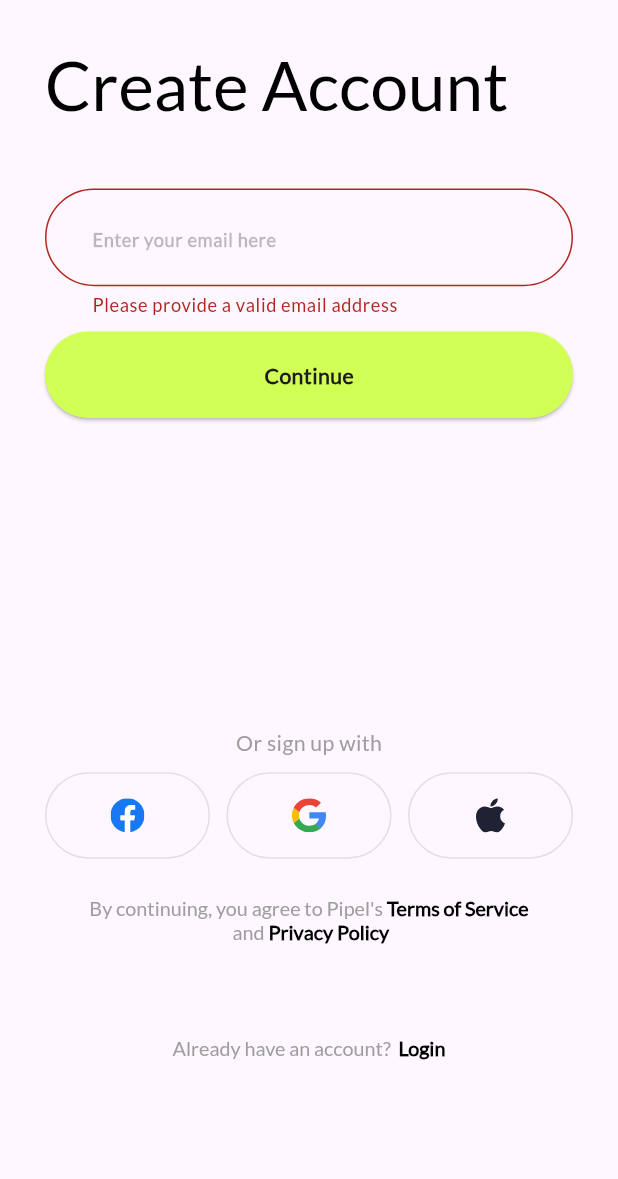
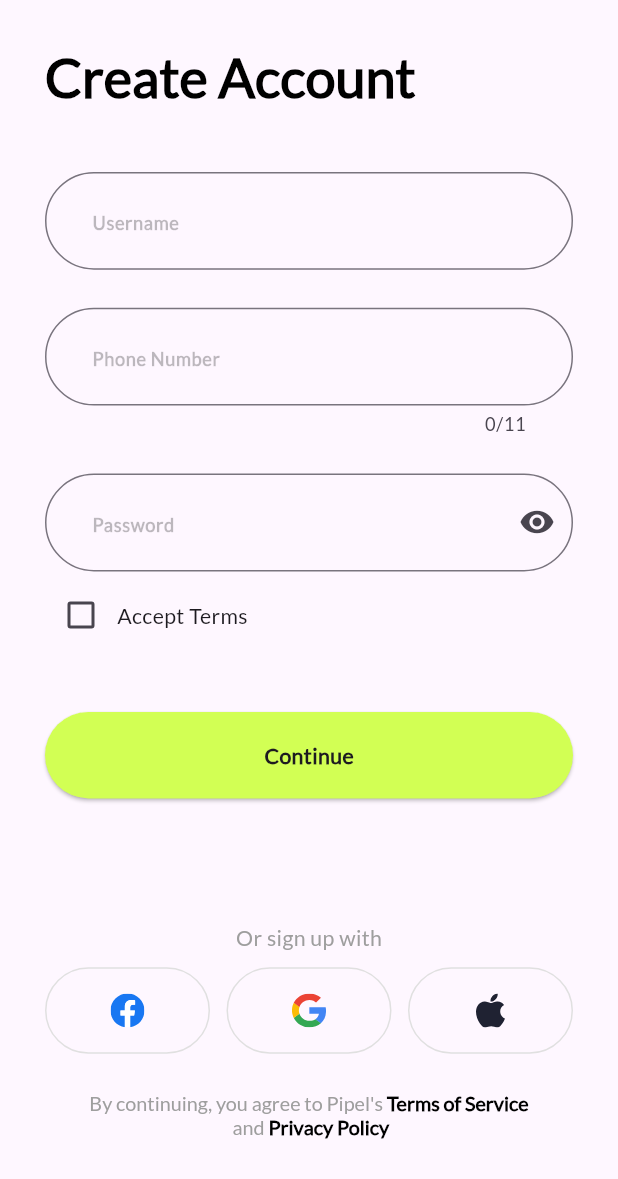
Before and after one commit to Olamidotune/Rootscards, a Flutter app: the SignUpScreen screen opened by its route, after a tap on "Continue", on a phone screen of 412 x 824 dp, the part 57-1236 px from its top. Run offline on Flutter 3.47's test engine with Material 3 defaults, Android fonts, the phone set to English and light mode, and no system bars; our stand-ins replace bloc, carousel_slider, device_info_plus, email_validator, equatable, flutter_bloc and 4 more; accounts and stored records are empty.

Commit message:
feature: compeleted the ui for the sign up screen

```diff
--- a/lib/main.dart
+++ b/lib/main.dart
@@ -7,12 +7,13 @@ import 'package:flutter_screenutil/flutter_screenutil.dart';
 import 'package:rootscards/blocs/auth/auth_bloc.dart';
 import 'package:rootscards/blocs/forgot_password/forgot_password_bloc.dart';
 import 'package:rootscards/blocs/otp/otp_bloc.dart';
+import 'package:rootscards/src/presentation/screens/auth/sign_up/second_sign_up_screen.dart';
 import '../src/presentation/get_started_screen.dart';
 import '../src/presentation/screens/auth/passowrd/forgot_password.dart';
 import '../src/presentation/screens/auth/passowrd/password_recovery.dart';
 import '../src/presentation/screens/auth/otp.dart';
 import '../src/presentation/screens/auth/sign_in/sign_in.dart';
-import '../src/presentation/screens/auth/sign_up.dart';
+import 'src/presentation/screens/auth/sign_up/sign_up.dart';
 import '../src/presentation/screens/onboarding/onboarding_screen.dart';
 import '../src/presentation/screens/space/space_screen.dart';
 import '../src/presentation/screens/splash_screen/splash_screen.dart';
@@ -114,6 +115,8 @@ class MyApp extends StatelessWidget {
                       SpaceScreen.routeName: (context) => SpaceScreen(),
                       PasswordRecovery.routeName: (context) =>
                           PasswordRecovery(),
+
+                      SecondSignUpScreen.routeName: (context)=> SecondSignUpScreen(),
                     },
                   ),
                 )));
--- a/lib/src/presentation/get_started_screen.dart
+++ b/lib/src/presentation/get_started_screen.dart
@@ -5,7 +5,7 @@ import 'package:rootscards/config/colors.dart';
 import 'package:rootscards/config/dimensions.dart';
 import 'package:rootscards/extensions/build_context.dart';
 import 'screens/auth/sign_in/sign_in.dart';
-import 'screens/auth/sign_up.dart';
+import 'screens/auth/sign_up/sign_up.dart';
 import 'package:rootscards/src/shared/widgets/big_social_media_button.dart';
 
 class GetStartedScreen extends StatefulWidget {
--- a/lib/src/presentation/screens/auth/sign_in/sign_in.dart
+++ b/lib/src/presentation/screens/auth/sign_in/sign_in.dart
@@ -10,6 +10,7 @@ import 'package:rootscards/blocs/auth/auth_event.dart';
 import 'package:rootscards/blocs/auth/auth_state.dart';
 import 'package:rootscards/config/dimensions.dart';
 import 'package:rootscards/helper/helper_function.dart';
+import 'package:rootscards/src/shared/widgets/text_field.dart';
 import '../otp.dart';
 import '../passowrd/forgot_password.dart';
 import '../../space/space_screen.dart';
@@ -646,105 +647,11 @@ class _SignInScreenState extends State<SignInScreen>
       ),
     );
   }
-}
-
-class CustomTextField extends StatelessWidget {
-  const CustomTextField({
-    super.key,
-    this.controller,
-    required this.textInputAction,
-    this.textAlign = TextAlign.start,
-    required this.hintText,
-    this.validator,
-    this.onFieldSubmitted,
-    this.obscureText = false,
-    this.initialValue,
-    this.suffixIcon,
-    this.suffix,
-    this.prefixIcon,
-    this.prefix,
-    this.maxLength,
-    this.focusNode,
-    this.value,
-    this.counter,
-    this.height,
-    this.autoCorrect = true,
-    this.autoFocus = false,
-    this.canRequestFocus = false,
-    this.textCapitalization,
-    this.onEditingComplete,
-    required this.textInputType,
-  });
-
-  final TextEditingController? controller;
-  final TextInputAction? textInputAction;
-  final TextAlign? textAlign;
-  final String? Function(String?)? validator;
-  final ValueChanged<String?>? onFieldSubmitted;
-  final bool obscureText;
-  final String? initialValue;
-  final Widget? suffixIcon;
-  final Widget? suffix;
-  final String hintText;
-  final Widget? prefixIcon;
-  final Widget? prefix;
-  final int? maxLength;
-  final FocusNode? focusNode;
-  final String? value;
-  final Widget? counter;
-  final double? height;
-  final bool? autoCorrect;
-  final bool? autoFocus;
-  final bool? canRequestFocus;
-  final TextCapitalization? textCapitalization;
-  final VoidCallback? onEditingComplete;
-  final TextInputType textInputType;
 
   @override
-  Widget build(BuildContext context) {
-    return TextFormField(
-      keyboardType: textInputType,
-      controller: controller,
-      textInputAction: textInputAction,
-      validator: validator,
-      obscureText: obscureText,
-      maxLength: maxLength,
-      decoration: InputDecoration(
-        hintText: hintText,
-        suffix: suffix,
-        suffixIcon: suffixIcon,
-        prefix: prefix,
-        prefixIcon: prefixIcon,
-        contentPadding:
-            EdgeInsets.symmetric(vertical: .025.sh, horizontal: 25.w),
-        hintStyle: Theme.of(context)
-            .textTheme
-            .bodySmall!
-            .copyWith(color: Colors.black26, fontWeight: FontWeight.bold),
-        border: OutlineInputBorder(
-          borderSide: BorderSide(color: Colors.grey.shade200),
-          borderRadius: BorderRadius.all(
-            Radius.circular(60.w),
-          ),
-        ),
-        focusedBorder: OutlineInputBorder(
-          borderSide: BorderSide(color: Colors.green),
-          borderRadius: BorderRadius.all(
-            Radius.circular(
-              60.w,
-            ),
-          ),
-        ),
-      ),
-      // validator: (value) {
-      //   if (EmailValidator.validate(value?.trim() ?? "")) {
-      //     return null;
-      //   }
-      //   return "Please provide a valid email address";
-      // },
-      // style: Theme.of(context).textTheme.bodySmall!.copyWith(
-      //       color: Colors.black,
-      //     ),
-    );
+  void dispose() {
+    _emailController.dispose();
+    _passwordController.dispose();
+    super.dispose();
   }
 }
--- /dev/null
+++ b/lib/src/presentation/screens/auth/sign_up/second_sign_up_screen.dart
@@ -0,0 +1,269 @@
+import 'package:flutter/gestures.dart';
+import 'package:flutter/material.dart';
+import 'package:flutter_screenutil/flutter_screenutil.dart';
+import 'package:rootscards/config/dimensions.dart';
+import 'package:rootscards/extensions/build_context.dart';
+import 'package:rootscards/src/presentation/screens/auth/sign_in/sign_in.dart';
+import 'package:rootscards/src/shared/widgets/button.dart';
+import 'package:rootscards/src/shared/widgets/small_social_button.dart';
+import 'package:rootscards/src/shared/widgets/text_field.dart';
+
+class SecondSignUpScreen extends StatefulWidget {
+  static const String routeName = "sign_up second screen";
+  const SecondSignUpScreen({super.key});
+
+  @override
+  State<SecondSignUpScreen> createState() => _SecondSignUpScreenState();
+}
+
+final GlobalKey<FormState> _formKey = GlobalKey<FormState>();
+final TextEditingController _userNameController = TextEditingController();
+final TextEditingController _phoneNumberController = TextEditingController();
+final TextEditingController _passwordController = TextEditingController();
+
+bool _busy = false;
+bool _obscureText = true;
+bool checkTerms = false;
+
+class _SecondSignUpScreenState extends State<SecondSignUpScreen> {
+  @override
+  Widget build(BuildContext context) {
+    return Scaffold(
+        appBar: AppBar(
+            centerTitle: true,
+            leading: IconButton(
+              onPressed: () => Navigator.pop(context),
+              icon: Icon(
+                Icons.arrow_back,
+              ),
+            ),
+            title: Text(
+              "Sign Up",
+              style: Theme.of(context).textTheme.bodyMedium?.copyWith(
+                    color: Colors.black,
+                    fontWeight: FontWeight.bold,
+                  ),
+            ),
+            actions: [
+              IconButton(
+                onPressed: () {},
+                icon: Icon(Icons.info_outline),
+              ),
+            ]),
+        body: SafeArea(
+          child: SingleChildScrollView(
+            physics: const BouncingScrollPhysics(),
+            child: Container(
+              padding: const EdgeInsets.symmetric(horizontal: 30, vertical: 10),
+              alignment: Alignment.center,
+              child: Column(
+                mainAxisAlignment: MainAxisAlignment.start,
+                crossAxisAlignment: CrossAxisAlignment.center,
+                children: [
+                  Align(
+                    alignment: Alignment.topLeft,
+                    child: Text(
+                      "Create Account",
+                      style: context.textTheme.titleLarge?.copyWith(
+                          color: Colors.black,
+                          fontSize: 36,
+                          fontWeight: FontWeight.bold),
+                    ),
+                  ),
+                  AppSpacing.verticalSpaceLarge,
+                  Form(
+                    key: _formKey,
+                    child: AutofillGroup(
+                      child: Column(
+                        children: [
+                          CustomTextField(
+                            controller: _userNameController,
+                            textInputAction: TextInputAction.next,
+                            hintText: "Username",
+                            textInputType: TextInputType.name,
+                            validator: (value) {
+                              if (value!.isEmpty) {
+                                return "Please provide a Username";
+                              }
+                              return null;
+                            },
+                          ),
+                          AppSpacing.verticalSpaceMedium,
+                          CustomTextField(
+                            controller: _phoneNumberController,
+                            textInputAction: TextInputAction.next,
+                            hintText: "Phone Number",
+                            textInputType: TextInputType.phone,
+                            maxLength: 11,
+                            validator: (value) {
+                              if (value!.isEmpty || value.length < 11) {
+                                return "Please provide a valid phone number";
+                              }
+                              return null;
+                            },
+                          ),
+                          AppSpacing.verticalSpaceMedium,
+                          CustomTextField(
+                            suffixIcon: IconButton(
+                              onPressed: () {
+                                setState(() {
+                                  _obscureText = !_obscureText;
+                                });
+                              },
+                              icon: _obscureText
+                                  ? Icon(Icons.visibility)
+                                  : Icon(
+                                      Icons.visibility_off,
+                                    ),
+                            ),
+                            obscureText: _obscureText,
+                            controller: _passwordController,
+                            textInputAction: TextInputAction.go,
+                            hintText: "Password",
+                            textInputType: TextInputType.text,
+                          ),
+                        ],
+                      ),
+                    ),
+                  ),
+                  AppSpacing.verticalSpaceTiny,
+                  Align(
+                    alignment: Alignment.centerLeft,
+                    child: Row(
+                      children: [
+                        Checkbox(
+                          value: checkTerms,
+                          onChanged: (bool? checkTerms) {},
+                        ),
+                        Text("Accept Terms")
+                      ],
+                    ),
+                  ),
+                  AppSpacing.verticalSpaceLarge,
+                  Button(
+                    pill: true,
+                    busy: _busy,
+                    "Continue",
+                    onPressed: () {
+                      // if (_formKey.currentState!.validate()) {
+                      //   _signUp(
+                      //       _emailController.text,
+                      //       _fullNameController.text,
+                      //       _passwordController.text,
+                      //       _passwordController.text,
+                      //       "individual",
+                      //       "nil",
+                      //       context);
+                      // }
+                    },
+                  ),
+                  SizedBox(
+                    height: 0.1.sh,
+                  ),
+                  Text(
+                    "Or sign up with",
+                    style: Theme.of(context)
+                        .textTheme
+                        .bodyMedium
+                        ?.copyWith(color: Colors.grey),
+                  ),
+                  AppSpacing.verticalSpaceSmall,
+                  Row(
+                    children: [
+                      Expanded(
+                        child: SmallSocialButton(
+                          iconName: "facebook",
+                          onPressed: () {},
+                        ),
+                      ),
+                      AppSpacing.horizontalSpaceSmall,
+                      Expanded(
+                        child: SmallSocialButton(
+                          iconName: "google",
+                          onPressed: () {},
+                        ),
+                      ),
+                      AppSpacing.horizontalSpaceSmall,
+                      Expanded(
+                        child: SmallSocialButton(
+                          iconName: "apple",
+                          onPressed: () {},
+                        ),
+                      ),
+                    ],
+                  ),
+                  AppSpacing.verticalSpaceMedium,
+                  RichText(
+                    textAlign: TextAlign.center,
+                    text: TextSpan(
+                      text: "By continuing, you agree to Pipel's ",
+                      style: TextStyle(
+                          fontFamily: "lato",
+                          fontSize: 13.sp,
+                          color: Colors.grey),
+                      children: [
+                        TextSpan(
+                          text: "Terms of Service\n",
+                          style: TextStyle(
+                              fontFamily: "lato",
+                              fontWeight: FontWeight.bold,
+                              fontSize: 13.sp,
+                              color: Colors.black),
+                        ),
+                        TextSpan(
+                          text: " and ",
+                          style: TextStyle(
+                              fontFamily: "lato",
+                              fontSize: 13.sp,
+                              color: Colors.grey),
+                        ),
+                        TextSpan(
+                          text: "Privacy Policy",
+                          style: TextStyle(
+                              fontFamily: "lato",
+                              fontWeight: FontWeight.bold,
+                              fontSize: 13.sp,
+                              color: Colors.black),
+                        )
+                      ],
+                    ),
+                  ),
+                  AppSpacing.verticalSpaceHuge,
+                  RichText(
+                    textAlign: TextAlign.center,
+                    text: TextSpan(
+                        text: "Already have an account? ",
+                        style: TextStyle(
+                            fontFamily: "lato",
+                            fontSize: 13.sp,
+                            color: Colors.grey),
+                        children: [
+                          TextSpan(
+                            recognizer: TapGestureRecognizer()
+                              ..onTap = () => Navigator.of(context).pushNamed(
+                                    SignInScreen.routeName,
+                                  ),
+                            text: " Login",
+                            style: TextStyle(
+                                fontFamily: "lato",
+                                fontWeight: FontWeight.bold,
+                                fontSize: 13.sp,
+                                color: Colors.black),
+                          ),
+                        ]),
+                  ),
+                ],
+              ),
+            ),
+          ),
+        ));
+  }
+
+  @override
+  void dispose() {
+    _userNameController.dispose();
+    _phoneNumberController.dispose();
+    _passwordController.dispose();
+    super.dispose();
+  }
+}
--- a/lib/src/presentation/screens/auth/sign_up.dart
+++ b/lib/src/presentation/screens/auth/sign_up/sign_up.dart
@@ -10,7 +10,9 @@ import 'package:http/http.dart' as http;
 import 'package:rootscards/config/colors.dart';
 import 'package:rootscards/config/dimensions.dart';
 import 'package:rootscards/extensions/build_context.dart';
-import 'sign_in/sign_in.dart';
+import 'package:rootscards/src/presentation/screens/auth/sign_up/second_sign_up_screen.dart';
+import 'package:rootscards/src/shared/widgets/text_field.dart';
+import '../sign_in/sign_in.dart';
 import 'package:rootscards/src/shared/widgets/button.dart';
 import 'package:rootscards/src/shared/widgets/small_social_button.dart';
 import 'package:shared_preferences/shared_preferences.dart';
@@ -25,9 +27,8 @@ class SignUpScreen extends StatefulWidget {
 
 class _SignUpScreenState extends State<SignUpScreen> {
   final GlobalKey<FormState> _formKey = GlobalKey<FormState>();
-  final TextEditingController _fullNameController = TextEditingController();
   final TextEditingController _emailController = TextEditingController();
-  final TextEditingController _passwordController = TextEditingController();
+
   bool _busy = false;
 
   @override
@@ -69,9 +70,9 @@ class _SignUpScreenState extends State<SignUpScreen> {
                     child: Text(
                       "Create Account",
                       style: context.textTheme.titleLarge?.copyWith(
-                        color: Colors.black,
-                        fontSize: 45,
-                      ),
+                          color: Colors.black,
+                          fontSize: 36,
+                          fontWeight: FontWeight.bold),
                     ),
                   ),
                   AppSpacing.verticalSpaceLarge,
@@ -97,16 +98,18 @@ class _SignUpScreenState extends State<SignUpScreen> {
                     busy: _busy,
                     "Continue",
                     onPressed: () {
-                      if (_formKey.currentState!.validate()) {
-                        _signUp(
-                            _emailController.text,
-                            _fullNameController.text,
-                            _passwordController.text,
-                            _passwordController.text,
-                            "individual",
-                            "nil",
-                            context);
-                      }
+                      Navigator.of(context)
+                          .pushNamed(SecondSignUpScreen.routeName);
+                      // if (_formKey.currentState!.validate()) {
+                      //   _signUp(
+                      //       _emailController.text,
+                      //       _fullNameController.text,
+                      //       _passwordController.text,
+                      //       _passwordController.text,
+                      //       "individual",
+                      //       "nil",
+                      //       context);
+                      // }
                     },
                   ),
                   SizedBox(
@@ -214,6 +217,12 @@ class _SignUpScreenState extends State<SignUpScreen> {
             ),
           ),
         ));
+  }
+
+  @override
+  void dispose() {
+    _emailController.dispose();
+    super.dispose();
   }
 
   Future<void> _signUp(
--- /dev/null
+++ b/lib/src/shared/widgets/text_field.dart
@@ -0,0 +1,104 @@
+
+import 'package:flutter/material.dart';
+import 'package:flutter_screenutil/flutter_screenutil.dart';
+
+class CustomTextField extends StatelessWidget {
+  const CustomTextField({
+    super.key,
+    this.controller,
+    required this.textInputAction,
+    this.textAlign = TextAlign.start,
+    required this.hintText,
+    this.validator,
+    this.onFieldSubmitted,
+    this.obscureText = false,
+    this.initialValue,
+    this.suffixIcon,
+    this.suffix,
+    this.prefixIcon,
+    this.prefix,
+    this.maxLength,
+    this.focusNode,
+    this.value,
+    this.counter,
+    this.height,
+    this.autoCorrect = true,
+    this.autoFocus = false,
+    this.canRequestFocus = false,
+    this.textCapitalization,
+    this.onEditingComplete,
+    required this.textInputType,
+  });
+
+  final TextEditingController? controller;
+  final TextInputAction? textInputAction;
+  final TextAlign? textAlign;
+  final String? Function(String?)? validator;
+  final ValueChanged<String?>? onFieldSubmitted;
+  final bool obscureText;
+  final String? initialValue;
+  final Widget? suffixIcon;
+  final Widget? suffix;
+  final String hintText;
+  final Widget? prefixIcon;
+  final Widget? prefix;
+  final int? maxLength;
+  final FocusNode? focusNode;
+  final String? value;
+  final Widget? counter;
+  final double? height;
+  final bool? autoCorrect;
+  final bool? autoFocus;
+  final bool? canRequestFocus;
+  final TextCapitalization? textCapitalization;
+  final VoidCallback? onEditingComplete;
+  final TextInputType textInputType;
+
+  @override
+  Widget build(BuildContext context) {
+    return TextFormField(
+      keyboardType: textInputType,
+      controller: controller,
+      textInputAction: textInputAction,
+      validator: validator,
+      obscureText: obscureText,
+      maxLength: maxLength,
+      decoration: InputDecoration(
+        hintText: hintText,
+        suffix: suffix,
+        suffixIcon: suffixIcon,
+        prefix: prefix,
+        prefixIcon: prefixIcon,
+        contentPadding:
+            EdgeInsets.symmetric(vertical: .025.sh, horizontal: 25.w),
+        hintStyle: Theme.of(context)
+            .textTheme
+            .bodySmall!
+            .copyWith(color: Colors.black26, fontWeight: FontWeight.bold),
+        border: OutlineInputBorder(
+          borderSide: BorderSide(color: Colors.grey.shade200),
+          borderRadius: BorderRadius.all(
+            Radius.circular(60.w),
+          ),
+        ),
+        focusedBorder: OutlineInputBorder(
+          borderSide: BorderSide(color: Colors.green),
+          borderRadius: BorderRadius.all(
+            Radius.circular(
+              60.w,
+            ),
+          ),
+        ),
+      ),
+      // validator: (value) {
+      //   if (EmailValidator.validate(value?.trim() ?? "")) {
+      //     return null;
+      //   }
+      //   return "Please provide a valid email address";
+      // },
+      // style: Theme.of(context).textTheme.bodySmall!.copyWith(
+      //       color: Colors.black,
+      //     ),
+    );
+  }
+}
```
Also changed, not shown: pubspec.lock.
